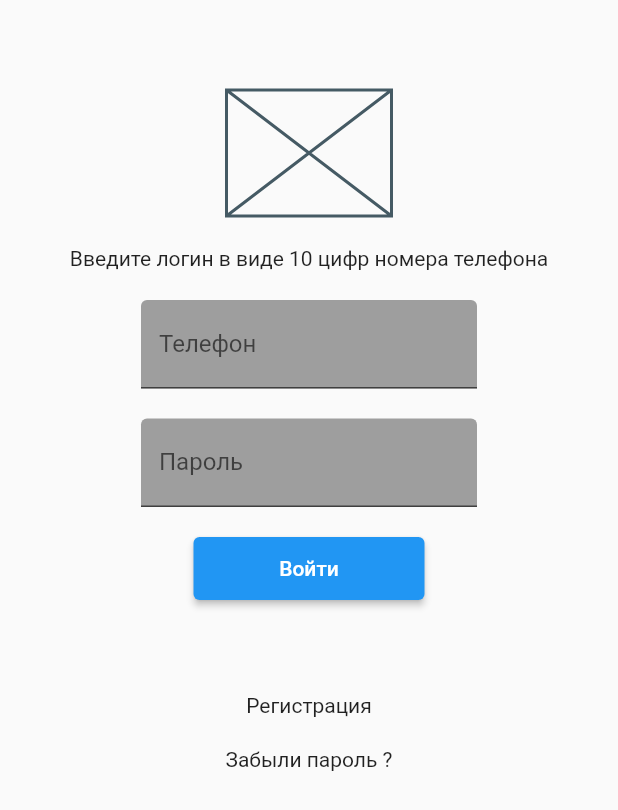
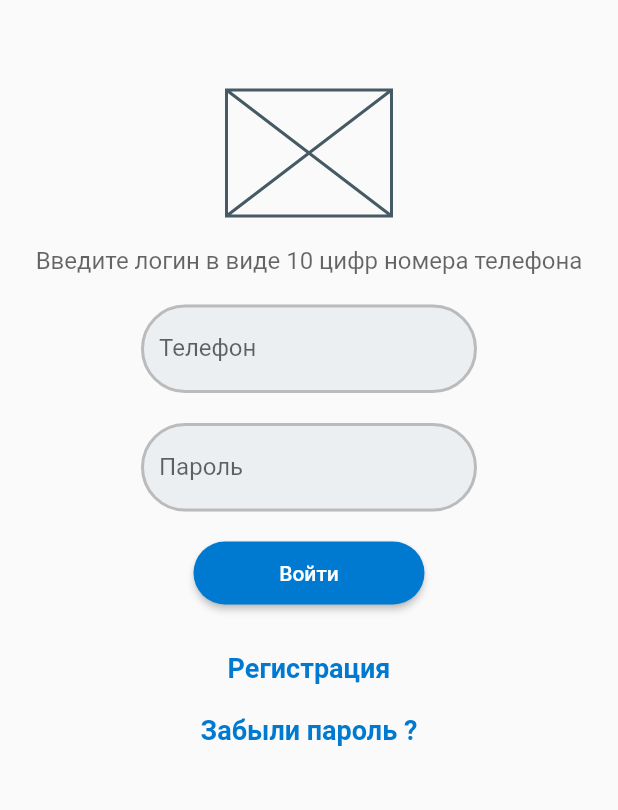
Before and after one commit to SystemaRomanov/auth_maket, a Flutter app: the screen it shows after launch, on a phone screen of 412 x 824 dp. Shown: the top 810 px of the screen. Run offline on Flutter 3.47's test engine with Material 2 defaults, Android fonts, the phone set to English and light mode, and no system bars.

Commit message:
Добавлена стилизация виджетов формы авторизации

```diff
--- a/lib/main.dart
+++ b/lib/main.dart
@@ -3,13 +3,21 @@ import 'package:flutter/material.dart';
 void main() {
   runApp(const MyApp());
 }
-
 class MyApp extends StatelessWidget {
   const MyApp({Key? key}) : super(key: key);
 
   // This widget is the root of your application.
   @override
   Widget build(BuildContext context) {
+    const borderStyle = OutlineInputBorder(
+      borderRadius: BorderRadius.all(Radius.circular(36)),
+      borderSide: BorderSide(
+        color: const Color(0xFFbbbbbb), width: 2));
+    const LinkTextStyle = TextStyle(
+    fontSize: 18,
+    fontWeight: FontWeight.bold,
+    color: Color(0xFF0079D0)
+    );
     return MaterialApp(
       home: Scaffold(
         body:Container(
@@ -18,13 +26,16 @@ class MyApp extends StatelessWidget {
             SizedBox(height: 60,),
             SizedBox(width:110, height:84, child: Placeholder(), ),
             SizedBox(height: 20,),
-            Text('Введите логин в виде 10 цифр номера телефона'),
+            Text('Введите логин в виде 10 цифр номера телефона',
+            style: TextStyle(fontSize: 16,color: Color.fromRGBO(0, 0, 0, 0.6)),),
             SizedBox(height: 20,),
             const SizedBox(width: 224,
               child: TextField(
                 decoration: InputDecoration(
                   filled: true,
-                  fillColor: Colors.grey,
+                  fillColor: Color(0xFFeceff1),
+                  enabledBorder: borderStyle,
+                    focusedBorder: borderStyle,
                   labelText: 'Телефон',
                 ),
               ),
@@ -35,20 +46,36 @@ class MyApp extends StatelessWidget {
                   obscureText: true,
                decoration: InputDecoration(
                filled: true,
-               fillColor: Colors.grey,
+               fillColor: Color(0xFFeceff1),
+                 enabledBorder: borderStyle,
+                 focusedBorder: borderStyle,
                labelText: 'Пароль',
                ),
                ),
                ),
             SizedBox(height: 20,),
-            SizedBox(width: 154, height: 42, child: ElevatedButton(onPressed: () {}, child: Text('Войти'))),
-            SizedBox(height: 62,),
-            InkWell(child: Text('Регистрация'), onTap:() {} ),
+            SizedBox(width: 154, height: 42, child:
+             ElevatedButton(onPressed: () {},
+                 child: Text('Войти'),
+                 style: ElevatedButton.styleFrom(
+                   primary: Color(0xFF0079D0),
+                   shape: RoundedRectangleBorder(
+                  borderRadius: BorderRadius.circular(36.0),
+                ),
+             ),
+             )
+            ),
+            SizedBox(height: 32,),
+            InkWell(child: const Text('Регистрация',
+              style: LinkTextStyle,),
+                onTap:() {} ),
             SizedBox(height: 20,),
-            InkWell(child: Text ('Забыли пароль ?'), onTap:() {} ),
-          ],),
-        )
-      ),
+            InkWell(child: const Text ('Забыли пароль ?',
+              style: LinkTextStyle,),
+                onTap:() {} )
+          ],)
+      )
+    ),
     );
   }
 }
```
